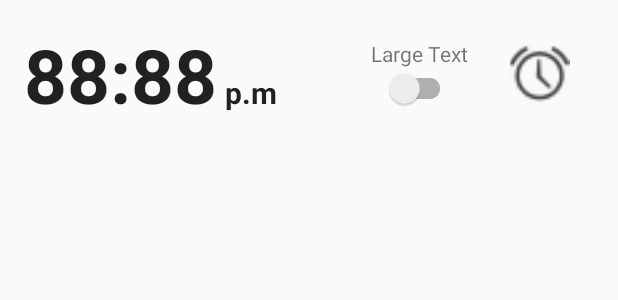
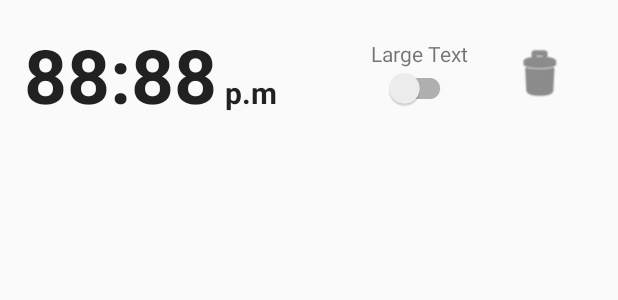
Before and after one commit to yoinergomez/WakeUpNow, an Android app: the layout item_alarma.xml on its own in the app's theme, with its tools: preview values and no code run, on a phone screen of 412 x 824 dp. Shown: the top 300 px of the screen. Run offline under Robolectric (Android 15) with nearby library versions, the phone set to English and light mode, and no system bars.

Commit message:
Cambiando icono para eliminar alarma

```diff
--- a/app/src/main/res/layout/item_alarma.xml
+++ b/app/src/main/res/layout/item_alarma.xml
@@ -85,7 +85,7 @@
                 android:layout_gravity="center"
                 android:adjustViewBounds="true"
                 android:tint="@color/colorPrimary"
-                android:src="@android:drawable/ic_lock_idle_alarm" />
+                android:src="@android:drawable/ic_menu_delete" />
 
         </LinearLayout>
 
```
